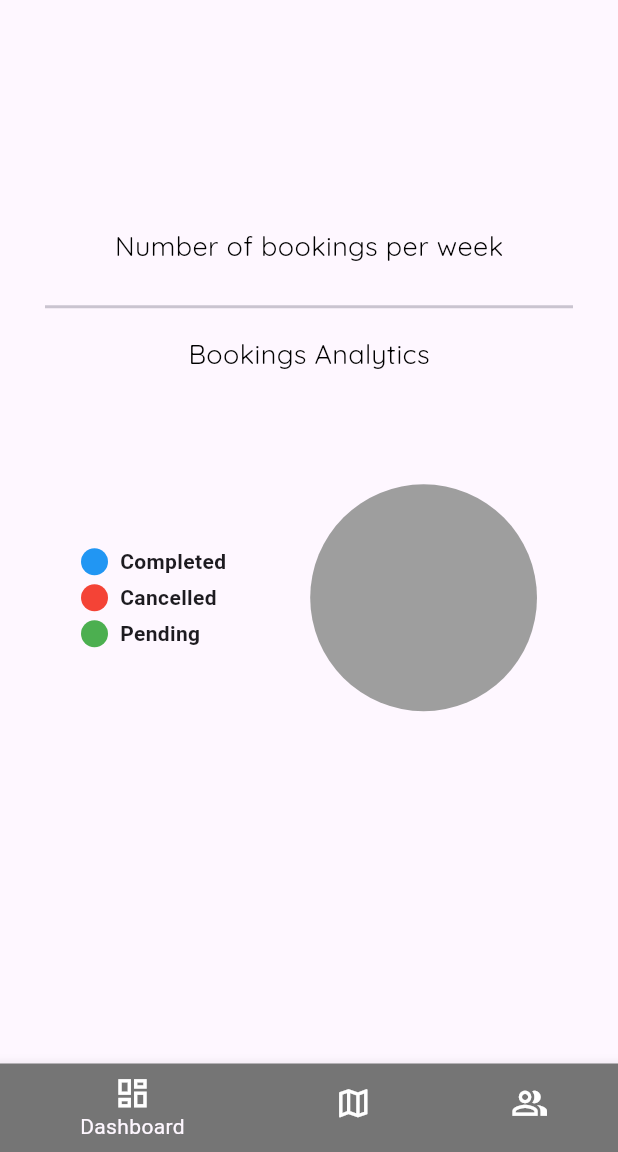
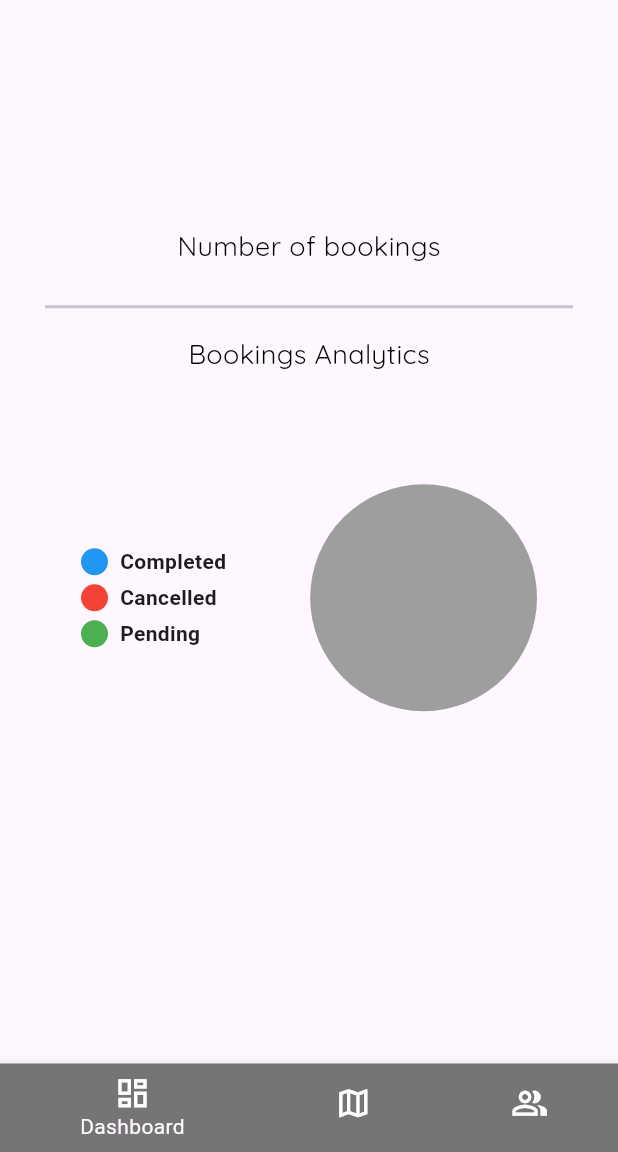
Before and after one commit to lansoyyy/Todacash-Admin, a Flutter app: the screen it shows after launch, on a phone screen of 412 x 824 dp, the part 84-1236 px from its top. Run offline on Flutter 3.47's test engine with Material 3 defaults, Android fonts, the phone set to English and light mode, and no system bars; drawn by our look-alikes of pie_chart; our stand-ins replace cloud_firestore, firebase_core, flutter_spinkit, fluttertoast, google_maps_flutter, syncfusion_flutter_charts; accounts and stored records are empty.

Commit message:
admin revisions

```diff
--- a/lib/screens/tabs/dashboard_page.dart
+++ b/lib/screens/tabs/dashboard_page.dart
@@ -63,7 +63,7 @@ class _DashboardPageState extends State<DashboardPage> {
                       child: Column(
                         children: [
                           TextRegular(
-                              text: 'Number of bookings per week',
+                              text: 'Number of bookings',
                               fontSize: 18,
                               color: Colors.black),
                           const SizedBox(
```
Also changed, not shown: lib/screens/tabs/driver_details_screen.dart (+10 -3 lines).
